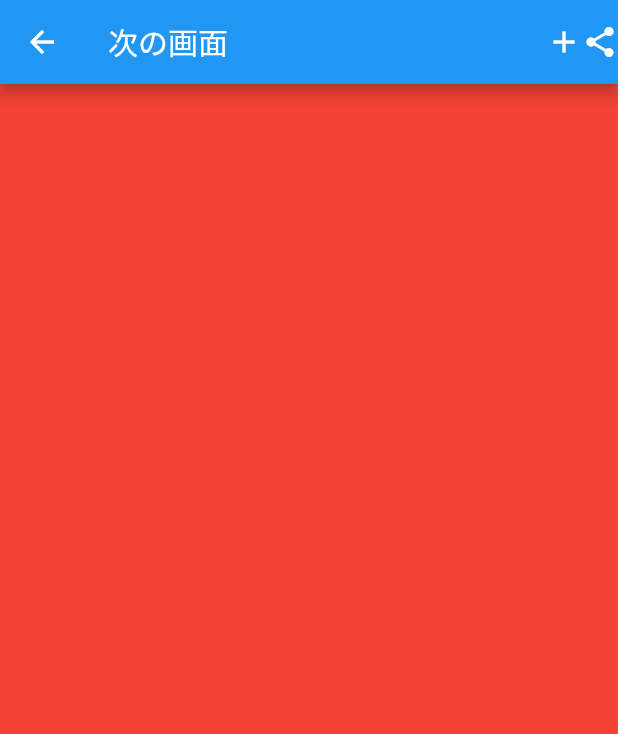
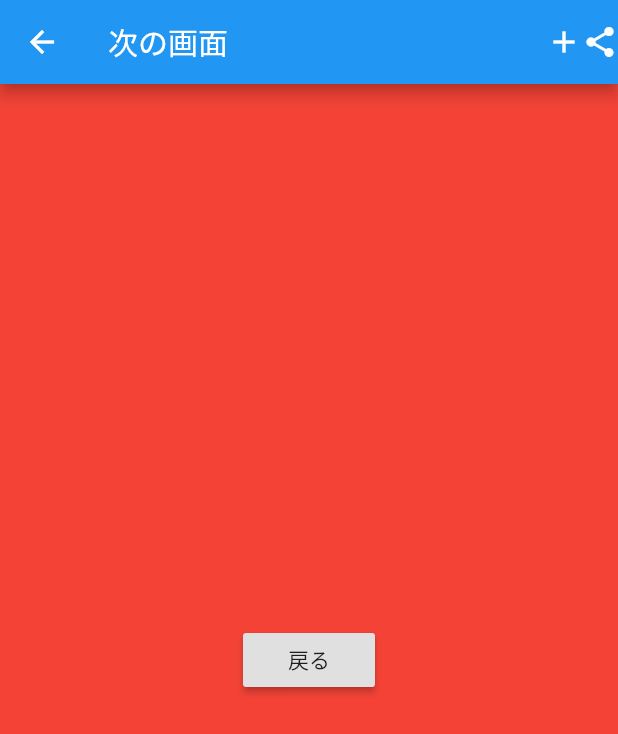
Before and after one commit to zizynonno/flutter_sandbox, a Flutter app: the NextPage screen opened directly, on a phone screen of 412 x 824 dp. Shown: the top 734 px of the screen. Run offline on Flutter 3.47's test engine with Material 2 defaults, Android fonts, the phone set to English and light mode, and no system bars.

Commit message:
画面遷移

```diff
--- a/lib/next_page.dart
+++ b/lib/next_page.dart
@@ -14,6 +14,15 @@ class NextPage extends StatelessWidget {
       body: Container(
         height: double.infinity,
         color: Colors.red,
+        child: Center(
+          child: RaisedButton(
+            child: Text('戻る'),
+              onPressed: () {
+                Navigator.pop(context);
+              }
+
+          ),
+        ),
       ),
     );
   }
```
